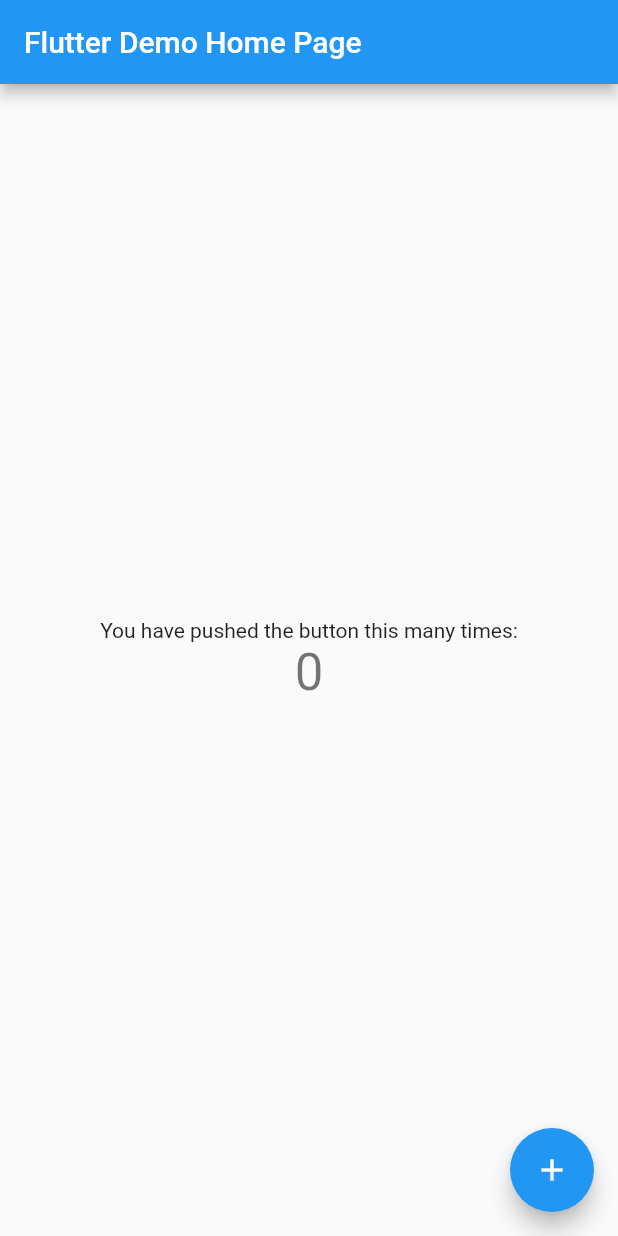
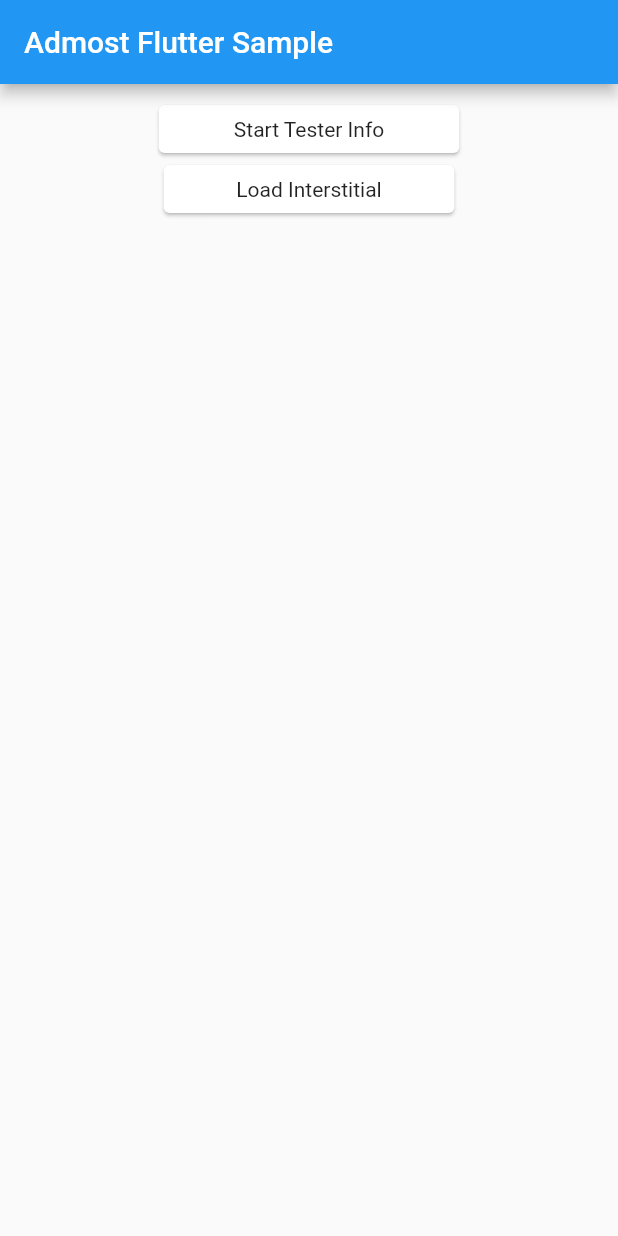
Before and after one commit to tahatosunn/admost_flutter_example, a Flutter app: the screen it shows after launch, on a phone screen of 412 x 824 dp. Run offline on Flutter 3.47's test engine with Material 2 defaults, Android fonts, the phone set to English and light mode, and no system bars; missing offline and left inert: admost_flutter_plugin.

Commit message:
Interstitial example added.

```diff
--- a/lib/main.dart
+++ b/lib/main.dart
@@ -1,17 +1,46 @@
 import 'package:flutter/material.dart';
+import 'dart:io';
+import 'package:admost_flutter_plugin/admost.dart';
+import 'package:admost_flutter_plugin/admost_interstitial.dart';
+import 'package:admost_flutter_plugin/admost_rewarded.dart';
+import 'package:admost_flutter_plugin/admost_ad_events.dart';
+import 'package:admost_flutter_plugin/admost_banner.dart';
+import 'package:admost_flutter_plugin/admost_banner_size.dart';
+import 'package:admost_flutter_plugin/admost_native_ad.dart';
+import 'package:admost_flutter_plugin/admost_ios_attrackingmanager.dart';
 
 void main() {
+  WidgetsFlutterBinding.ensureInitialized();
+
+  Admost.initialize(
+      appId: Platform.isIOS
+          ? "15066ddc-9c18-492c-8185-bea7e4c7f88c"
+          : "6cc8e89a-b52a-4e9a-bb8c-579f7ec538fe",
+      userConsent: "1",
+      subjectToGDPR: "1",
+      subjectToCCPA: "0");
+
+      if (Platform.isIOS) {
+        AdmostATTrackingManager.requestTrackingAuthorization().then((status) {
+          print("TrackingAuthorizationStatus: ${status}");
+        });
+      }
+  //Admost.setUserId("myUniqueUserId");
+  //AdmostATTrackingManager.getTrackingAuthorizationStatus().then((value) => print("TrackingAuthorizationStatus: ${value}"));
+
   runApp(const MyApp());
 }
 
 class MyApp extends StatelessWidget {
   const MyApp({Key? key}) : super(key: key);
+  static const String _title = 'Admost Flutter Sample';
+
 
   // This widget is the root of your application.
   @override
   Widget build(BuildContext context) {
     return MaterialApp(
-      title: 'Flutter Demo',
+      title: 'Admost',
       theme: ThemeData(
         // This is the theme of your application.
         //
@@ -24,92 +53,114 @@ class MyApp extends StatelessWidget {
         // is not restarted.
         primarySwatch: Colors.blue,
       ),
-      home: const MyHomePage(title: 'Flutter Demo Home Page'),
+      home: Scaffold(
+        appBar: AppBar(title: const Text(_title)),
+        body: MyHomePage(),
+      ),
     );
   }
 }
 
 class MyHomePage extends StatefulWidget {
-  const MyHomePage({Key? key, required this.title}) : super(key: key);
+  const MyHomePage({Key? key}) : super(key: key);
 
-  // This widget is the home page of your application. It is stateful, meaning
-  // that it has a State object (defined below) that contains fields that affect
-  // how it looks.
-
-  // This class is the configuration for the state. It holds the values (in this
-  // case the title) provided by the parent (in this case the App widget) and
-  // used by the build method of the State. Fields in a Widget subclass are
-  // always marked "final".
-
-  final String title;
 
   @override
   State<MyHomePage> createState() => _MyHomePageState();
 }
 
 class _MyHomePageState extends State<MyHomePage> {
-  int _counter = 0;
+  String interstitialText = 'Load Interstitial';
 
-  void _incrementCounter() {
-    setState(() {
-      // This call to setState tells the Flutter framework that something has
-      // changed in this State, which causes it to rerun the build method below
-      // so that the display can reflect the updated values. If we changed
-      // _counter without calling setState(), then the build method would not be
-      // called again, and so nothing would appear to happen.
-      _counter++;
-    });
-  }
+  AdmostInterstitial? interstitialAd;
 
   @override
   Widget build(BuildContext context) {
-    // This method is rerun every time setState is called, for instance as done
-    // by the _incrementCounter method above.
-    //
-    // The Flutter framework has been optimized to make rerunning build methods
-    // fast, so that you can just rebuild anything that needs updating rather
-    // than having to individually change instances of widgets.
-    return Scaffold(
-      appBar: AppBar(
-        // Here we take the value from the MyHomePage object that was created by
-        // the App.build method, and use it to set our appbar title.
-        title: Text(widget.title),
+    return Padding(
+      padding: EdgeInsets.all(10),
+      child: Center(
+        widthFactor: 2,
+        heightFactor: 2,
+        child: Column(children: <Widget>[
+          Card(
+            child: InkWell(
+              onTap: () {
+                Admost.startTestSuite(Platform.isIOS
+                    ? "15066ddc-9c18-492c-8185-bea7e4c7f88c"
+                    : "6cc8e89a-b52a-4e9a-bb8c-579f7ec538fe");
+              },
+              child: Center(
+                widthFactor: 2,
+                heightFactor: 2,
+                child: Text("Start Tester Info"),
+              ),
+            ),
+          ),
+          Card(
+            child: InkWell(
+              splashColor: Colors.blue.withAlpha(30),
+              onTap: () async {
+                if (interstitialAd == null) {
+                  interstitialAd = AdmostInterstitial(
+                    zoneId: Platform.isIOS
+                        ? '39f74377-5682-436a-9338-9d1c4df410bd'
+                        : 'f99e409b-f9ab-4a2e-aa9a-4d143e6809ae',
+                    listener: (AdmostAdEvent event, Map<String, dynamic> args) {
+                      if (event == AdmostAdEvent.loaded) {
+                        print("<ADMOST> Interstitial loaded");
+                        print(
+                            "<ADMOST> Interstitial network: ${args['network']}");
+                        print("<ADMOST> Interstitial ecpm: ${args['ecpm']}");
+                        interstitialText = 'Show Interstitial';
+                        setState(() {
+                          interstitialText;
+                        });
+                      }
+                      if (event == AdmostAdEvent.dismissed) {
+                        print("<ADMOST> Interstitial dismissed");
+                        interstitialText = 'Load Interstitial';
+                        setState(() {
+                          interstitialText;
+                        });
+                      }
+                      if (event == AdmostAdEvent.opened) {
+                        print("<ADMOST> Interstitial Opened");
+                      }
+                      if (event == AdmostAdEvent.failedToLoad) {
+                        print("<ADMOST> Interstitial failedToLoad");
+                        print(
+                            "<ADMOST> Interstitial Error code: ${args['errorCode']}");
+                        print(
+                            "<ADMOST> Interstitial Error description: ${args['errorMessage']}");
+                      }
+                      if (event == AdmostAdEvent.failedToShow) {
+                        print("<ADMOST> Interstitial failedToShow");
+                        print(
+                            "<ADMOST> Interstitial Error code: ${args['errorCode']}");
+                        print(
+                            "<ADMOST> Interstitial Error description: ${args['errorMessage']}");
+                      }
+                    },
+                  );
+                }
+
+                if (await interstitialAd?.isLoaded ?? false) {
+                  interstitialAd?.show();
+                  // If you want to add tag, you should remove the line above and use the code below (optional)
+                  // interstitialAd.show("YOUR TAG");
+                } else {
+                  interstitialAd?.load();
+                }
+              },
+              child: Center(
+                widthFactor: 2,
+                heightFactor: 2,
+                child: Text(interstitialText),
+              ),
+            ),
+          )
+        ]),
       ),
-      body: Center(
-        // Center is a layout widget. It takes a single child and positions it
-        // in the middle of the parent.
-        child: Column(
-          // Column is also a layout widget. It takes a list of children and
-          // arranges them vertically. By default, it sizes itself to fit its
-          // children horizontally, and tries to be as tall as its parent.
-          //
-          // Invoke "debug painting" (press "p" in the console, choose the
-          // "Toggle Debug Paint" action from the Flutter Inspector in Android
-          // Studio, or the "Toggle Debug Paint" command in Visual Studio Code)
-          // to see the wireframe for each widget.
-          //
-          // Column has various properties to control how it sizes itself and
-          // how it positions its children. Here we use mainAxisAlignment to
-          // center the children vertically; the main axis here is the vertical
-          // axis because Columns are vertical (the cross axis would be
-          // horizontal).
-          mainAxisAlignment: MainAxisAlignment.center,
-          children: <Widget>[
-            const Text(
-              'You have pushed the button this many times:',
-            ),
-            Text(
-              '$_counter',
-              style: Theme.of(context).textTheme.headline4,
-            ),
-          ],
-        ),
-      ),
-      floatingActionButton: FloatingActionButton(
-        onPressed: _incrementCounter,
-        tooltip: 'Increment',
-        child: const Icon(Icons.add),
-      ), // This trailing comma makes auto-formatting nicer for build methods.
     );
   }
 }
```
Also changed, not shown: 3 other files.
